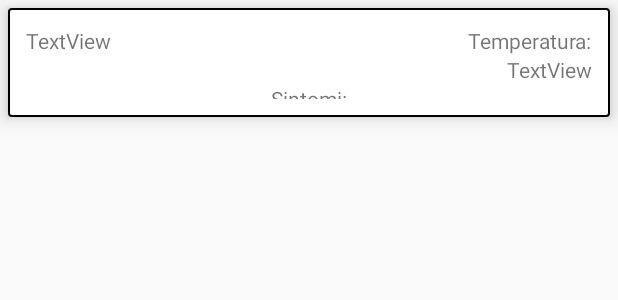
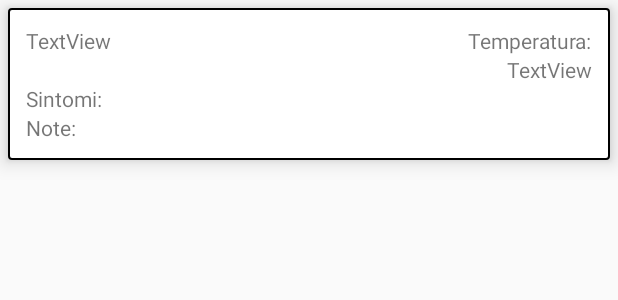
Before and after one commit to noisesy/hackathome_covid19, an Android app: the layout item_misurazione.xml on its own in the app's theme, with its tools: preview values and no code run, on a phone screen of 412 x 824 dp. Shown: the top 300 px of the screen. Run offline under Robolectric (Android 15) with nearby library versions, the phone set to English and light mode, and no system bars; network calls fail.

Commit message:
add note

```diff
--- a/app/src/main/java/org/hackathome/covid19/FirstFragment.java
+++ b/app/src/main/java/org/hackathome/covid19/FirstFragment.java
@@ -131,7 +131,7 @@ public class FirstFragment extends Fragment {
 
             holder.sintomi.setText(sin);
 
-
+            holder.note.setText("NOTE:\n" + item.getNote());
 
 
             holder.misurazione.setText(Float.toString(item.getTemperaturaCorporea()));
@@ -146,12 +146,14 @@ public class FirstFragment extends Fragment {
             TextView data;
             TextView misurazione;
             TextView sintomi;
+            TextView note;
 
             MisurazioneViewHolder(View itemView) {
                 super(itemView);
                 data = itemView.findViewById(R.id.text_data);
                 misurazione = itemView.findViewById(R.id.text_misurazione);
                 sintomi = itemView.findViewById(R.id.text_sintomi);
+                note = itemView.findViewById(R.id.text_note);
             }
         }
     }
--- a/app/src/main/res/layout/item_misurazione.xml
+++ b/app/src/main/res/layout/item_misurazione.xml
@@ -47,8 +47,20 @@
         android:layout_width="wrap_content"
         android:layout_height="wrap_content"
         android:text="Sintomi:"
+        android:gravity="start"
+        app:layout_constraintBottom_toTopOf="@id/text_note"
+        app:layout_constraintStart_toStartOf="parent"
+
+        app:layout_constraintTop_toBottomOf="@+id/text_data" />
+
+    <TextView
+        android:id="@+id/text_note"
+        android:layout_width="wrap_content"
+        android:layout_height="wrap_content"
+        android:text="Note:"
+        android:gravity="start"
         app:layout_constraintBottom_toBottomOf="parent"
         app:layout_constraintStart_toStartOf="parent"
-        app:layout_constraintEnd_toEndOf="parent"
-        app:layout_constraintTop_toBottomOf="@+id/text_data" />
+
+        app:layout_constraintTop_toBottomOf="@+id/text_sintomi" />
 </androidx.constraintlayout.widget.ConstraintLayout>
```
